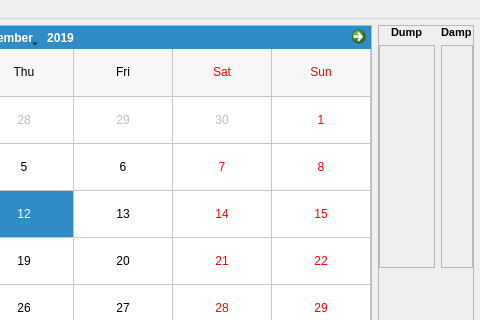
Before: the Qt Designer form src/ui/unpacker.ui in Eric-Meunier/Processor-Suite, drawn with Qt 5; both pictures show x 330 to 810 and y 0 to 320 of the 810 by 761 pixel window.
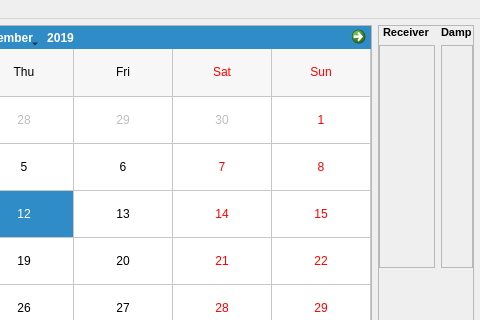
After: the same form once the commit is applied.

```diff
--- a/src/ui/unpacker.ui
+++ b/src/ui/unpacker.ui
@@ -166,7 +166,7 @@
           </font>
          </property>
          <property name="text">
-          <string>Dump</string>
+          <string>Receiver</string>
          </property>
         </widget>
        </item>
```
Left out of the diff: 2 changed lines with no effect on the pictures.
